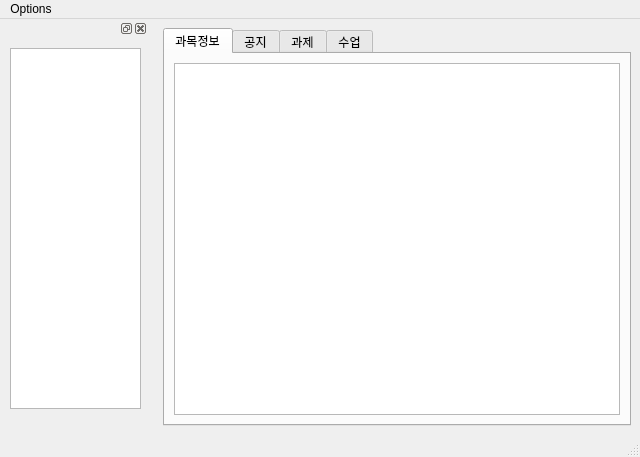
Above: resources/Agenda.ui from Cycrypto/Hellolms-crawler before the change. Below: the same form after it.
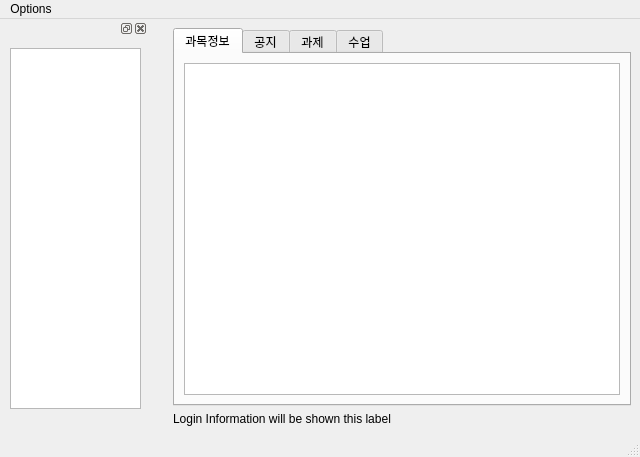
That is the form after the change. The open tabs and pages were chosen to show the change.

The edit to the form file:
```diff
--- a/resources/Agenda.ui
+++ b/resources/Agenda.ui
@@ -40,6 +40,11 @@
   <widget class="QWidget" name="centralwidget">
    <layout class="QHBoxLayout" name="horizontalLayout">
     <item>
+     <layout class="QVBoxLayout" name="verticalLayout_3">
+      <property name="leftMargin">
+       <number>10</number>
+      </property>
+      <item>
      <widget class="QTabWidget" name="tabWidget">
       <property name="currentIndex">
        <number>3</number>
@@ -112,6 +117,15 @@
       </widget>
      </widget>
     </item>
+      <item>
+       <widget class="QLabel" name="label">
+        <property name="text">
+         <string>Login Information will be shown this label</string>
+        </property>
+       </widget>
+      </item>
+     </layout>
+    </item>
    </layout>
   </widget>
   <widget class="QMenuBar" name="menubar">
```
Left out of the diff: 4 changed lines with no effect on the pictures. Lines whose indentation alone changed are shown as unchanged.
